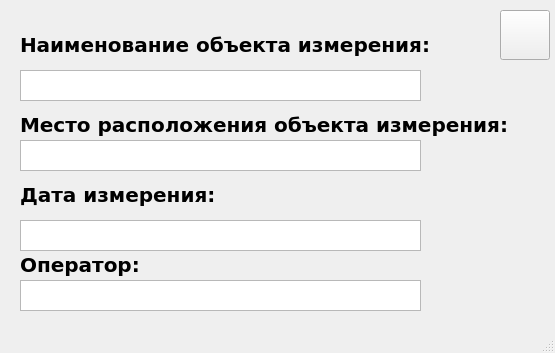
Qt form secondUI.ui (kozlov174/raspberry_app) before a commit.
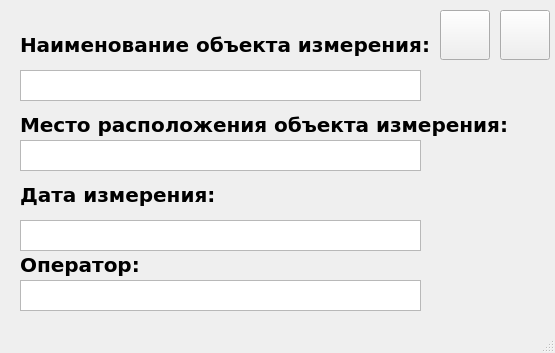
The same form after that commit. Icons and pictures are not drawn.

Commit message: update second window interface

What changed in the file:
```diff
--- a/secondUI.ui
+++ b/secondUI.ui
@@ -169,6 +169,25 @@
      </rect>
     </property>
    </widget>
+   <widget class="QPushButton" name="keyboard_button_2">
+    <property name="geometry">
+     <rect>
+      <x>440</x>
+      <y>10</y>
+      <width>50</width>
+      <height>50</height>
+     </rect>
+    </property>
+    <property name="styleSheet">
+     <string notr="true">background-image: url(&quot;save_icon.png&quot;);
+background-size: contain; /* Уменьшает изображение, чтобы оно полностью вписалось в контейнер */
+background-position: center; /* Центрирует изображение */
+background-repeat: no-repeat; /* Отключает повторение изображения */</string>
+    </property>
+    <property name="text">
+     <string/>
+    </property>
+   </widget>
   </widget>
   <widget class="QStatusBar" name="statusbar"/>
  </widget>
```
The commit also changes 2 other files.
